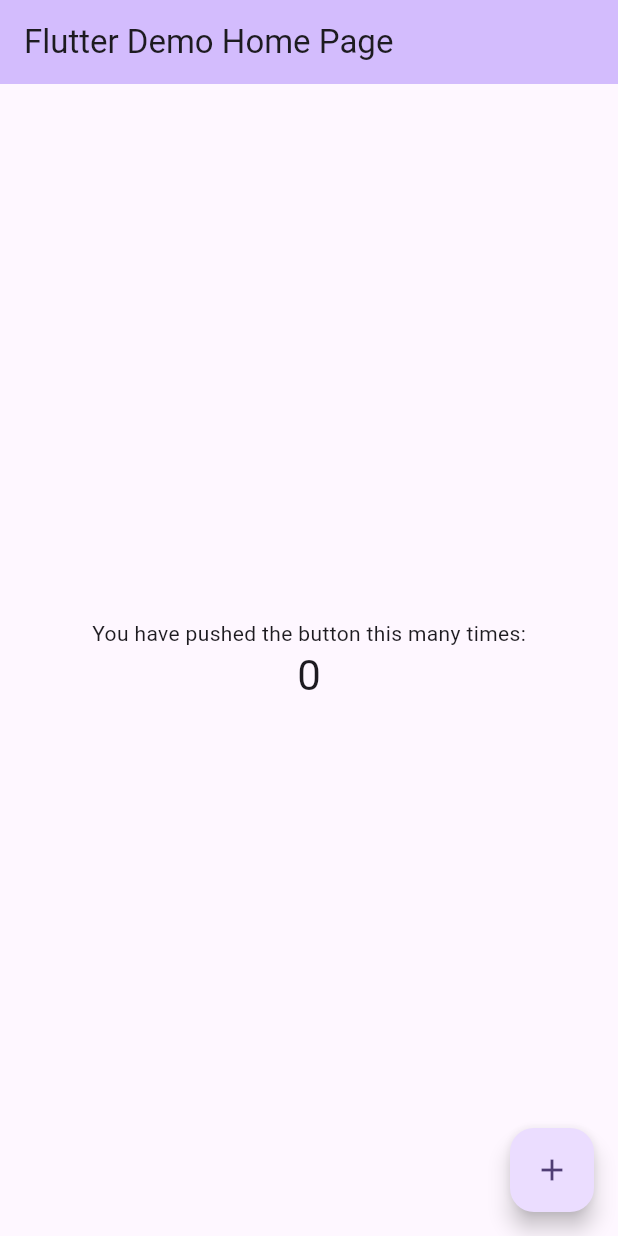
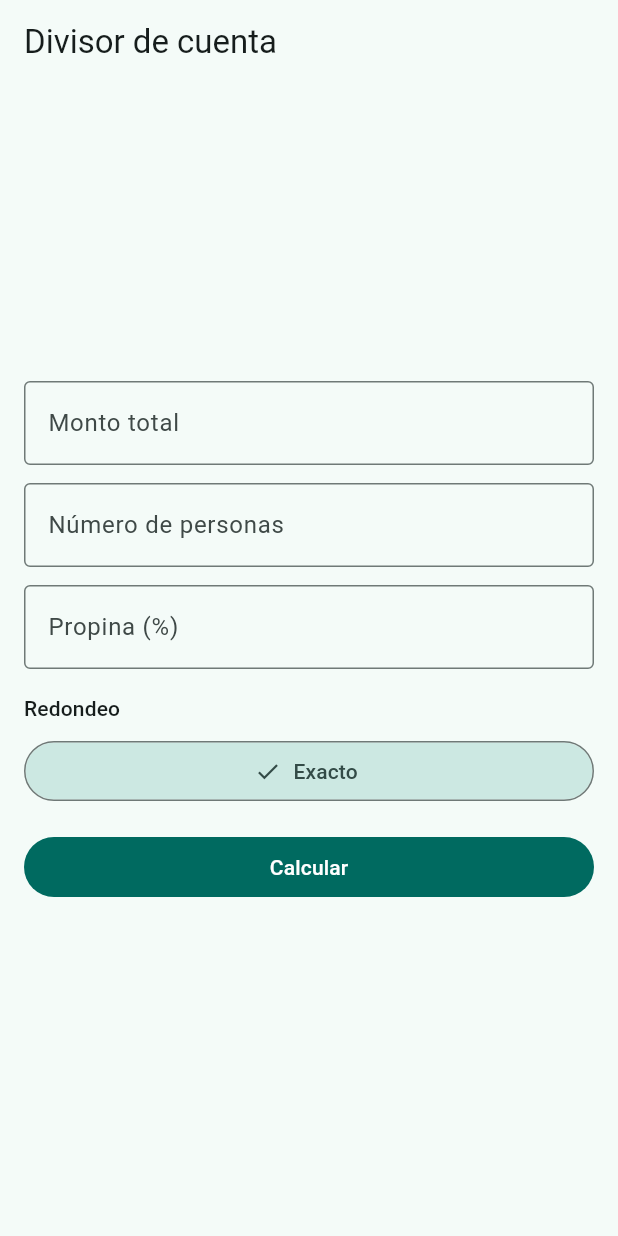
Before and after one commit to MarinoCobo/divisor-cuenta, a Flutter app: the screen it shows after launch, on a phone screen of 412 x 824 dp. Run offline on Flutter 3.47's test engine with Material 3 defaults, Android fonts, the phone set to English and light mode, and no system bars.

Commit message:
implement US1: calcular cuanto paga cada persona (T008-T013)
Co-Authored-By: Claude Opus 5.5 <noreply@anthropic.com>

```diff
--- /dev/null
+++ b/lib/data/redondeo_exacto.dart
@@ -0,0 +1,24 @@
+import 'package:divisor_cuenta/domain/estrategia_redondeo.dart';
+
+/// Redondea el monto por persona al centavo más cercano (mitad hacia arriba).
+///
+/// Existe porque es el modo de redondeo por defecto de la app: 10.00 entre 3
+/// da 3.33. Es una implementación de [EstrategiaRedondeo] que puede sustituir
+/// a cualquier otra sin que el cálculo lo note (LSP).
+class RedondeoExacto implements EstrategiaRedondeo {
+  /// Crea la estrategia. No guarda estado, por eso es `const`.
+  const RedondeoExacto();
+
+  /// Margen que absorbe el ruido de punto flotante: 1.005 se guarda como
+  /// 1.00499999..., y sin este margen bajaría a 1.00 en vez de subir a 1.01.
+  static const double _tolerancia = 1e-6;
+
+  /// Recibe el [montoPorPersona] sin redondear (finito y mayor o igual a 0) y
+  /// devuelve ese monto redondeado al centavo más cercano. Ejemplos:
+  /// 3.3333 → 3.33, 27.5 → 27.5, 1.005 → 1.01.
+  ///
+  /// No lanza errores con entradas válidas.
+  @override
+  double redondear(double montoPorPersona) =>
+      (montoPorPersona * 100 + _tolerancia).round() / 100;
+}
--- /dev/null
+++ b/lib/domain/calcular_division.dart
@@ -0,0 +1,27 @@
+import 'package:divisor_cuenta/domain/cuenta.dart';
+import 'package:divisor_cuenta/domain/estrategia_redondeo.dart';
+import 'package:divisor_cuenta/domain/resultado.dart';
+
+/// Caso de uso: calcula cuánto paga cada persona.
+///
+/// Existe para que la fórmula viva en un solo lugar. Solo calcula: no revisa
+/// la entrada ni le da formato al número (SRP). Tampoco pregunta qué tipo de
+/// estrategia recibe: cualquier [EstrategiaRedondeo] sirve (LSP/OCP).
+class CalcularDivision {
+  /// Crea el caso de uso. No guarda estado, por eso es `const`.
+  const CalcularDivision();
+
+  /// Recibe una [cuenta] ya revisada por `ValidarEntrada` y la [estrategia]
+  /// de redondeo elegida, y devuelve el [Resultado] con el monto por persona:
+  /// `monto × (100 + propina) / (100 × personas)`, redondeado por la
+  /// estrategia. Multiplica antes de dividir para no arrastrar el error de
+  /// representar 1.1 en binario.
+  ///
+  /// No lanza errores con una cuenta válida. Con 0 personas el resultado no
+  /// tiene sentido; por eso la cuenta debe venir revisada.
+  Resultado calcular(Cuenta cuenta, EstrategiaRedondeo estrategia) {
+    final montoSinRedondear =
+        cuenta.monto * (100 + cuenta.propina) / (100 * cuenta.personas);
+    return Resultado(estrategia.redondear(montoSinRedondear));
+  }
+}
--- a/lib/main.dart
+++ b/lib/main.dart
@@ -1,122 +1,28 @@
+import 'package:divisor_cuenta/data/redondeo_exacto.dart';
+import 'package:divisor_cuenta/domain/calcular_division.dart';
+import 'package:divisor_cuenta/presentation/divisor_controller.dart';
+import 'package:divisor_cuenta/presentation/formateador_moneda.dart';
+import 'package:divisor_cuenta/presentation/pantalla_divisor.dart';
 import 'package:flutter/material.dart';
 
+/// Arma el [DivisorController] con todas sus piezas concretas.
+///
+/// Este archivo es el ÚNICO lugar donde se crean implementaciones concretas
+/// (constitución II). Para agregar un modo de redondeo nuevo se crea su clase
+/// y se agrega una línea al mapa de estrategias; nada más cambia (OCP).
+DivisorController crearControlador() => DivisorController(
+  calcularDivision: const CalcularDivision(),
+  formateador: const FormateadorMoneda(),
+  estrategias: const {'Exacto': RedondeoExacto()},
+);
+
+/// Punto de entrada: arranca la app con la pantalla del divisor.
 void main() {
-  runApp(const MyApp());
+  runApp(
+    MaterialApp(
+      title: 'Divisor de cuenta',
+      theme: ThemeData(colorSchemeSeed: Colors.teal),
+      home: PantallaDivisor(controlador: crearControlador()),
+    ),
+  );
 }
-
-class MyApp extends StatelessWidget {
-  const MyApp({super.key});
-
-  // This widget is the root of your application.
-  @override
-  Widget build(BuildContext context) {
-    return MaterialApp(
-      title: 'Flutter Demo',
-      theme: ThemeData(
-        // This is the theme of your application.
-        //
-        // TRY THIS: Try running your application with "flutter run". You'll see
-        // the application has a purple toolbar. Then, without quitting the app,
-        // try changing the seedColor in the colorScheme below to Colors.green
-        // and then invoke "hot reload" (save your changes or press the "hot
-        // reload" button in a Flutter-supported IDE, or press "r" if you used
-        // the command line to start the app).
-        //
-        // Notice that the counter didn't reset back to zero; the application
-        // state is not lost during the reload. To reset the state, use hot
-        // restart instead.
-        //
-        // This works for code too, not just values: Most code changes can be
-        // tested with just a hot reload.
-        colorScheme: .fromSeed(seedColor: Colors.deepPurple),
-      ),
-      home: const MyHomePage(title: 'Flutter Demo Home Page'),
-    );
-  }
-}
-
-class MyHomePage extends StatefulWidget {
-  const MyHomePage({super.key, required this.title});
-
-  // This widget is the home page of your application. It is stateful, meaning
-  // that it has a State object (defined below) that contains fields that affect
-  // how it looks.
-
-  // This class is the configuration for the state. It holds the values (in this
-  // case the title) provided by the parent (in this case the App widget) and
-  // used by the build method of the State. Fields in a Widget subclass are
-  // always marked "final".
-
-  final String title;
-
-  @override
-  State<MyHomePage> createState() => _MyHomePageState();
-}
-
-class _MyHomePageState extends State<MyHomePage> {
-  int _counter = 0;
-
-  void _incrementCounter() {
-    setState(() {
-      // This call to setState tells the Flutter framework that something has
-      // changed in this State, which causes it to rerun the build method below
-      // so that the display can reflect the updated values. If we changed
-      // _counter without calling setState(), then the build method would not be
-      // called again, and so nothing would appear to happen.
-      _counter++;
-    });
-  }
-
-  @override
-  Widget build(BuildContext context) {
-    // This method is rerun every time setState is called, for instance as done
-    // by the _incrementCounter method above.
-    //
-    // The Flutter framework has been optimized to make rerunning build methods
-    // fast, so that you can just rebuild anything that needs updating rather
-    // than having to individually change instances of widgets.
-    return Scaffold(
-      appBar: AppBar(
-        // TRY THIS: Try changing the color here to a specific color (to
-        // Colors.amber, perhaps?) and trigger a hot reload to see the AppBar
-        // change color while the other colors stay the same.
-        backgroundColor: Theme.of(context).colorScheme.inversePrimary,
-        // Here we take the value from the MyHomePage object that was created by
-        // the App.build method, and use it to set our appbar title.
-        title: Text(widget.title),
-      ),
-      body: Center(
-        // Center is a layout widget. It takes a single child and positions it
-        // in the middle of the parent.
-        child: Column(
-          // Column is also a layout widget. It takes a list of children and
-          // arranges them vertically. By default, it sizes itself to fit its
-          // children horizontally, and tries to be as tall as its parent.
-          //
-          // Column has various properties to control how it sizes itself and
-          // how it positions its children. Here we use mainAxisAlignment to
-          // center the children vertically; the main axis here is the vertical
-          // axis because Columns are vertical (the cross axis would be
-          // horizontal).
-          //
-          // TRY THIS: Invoke "debug painting" (choose the "Toggle Debug Paint"
-          // action in the IDE, or press "p" in the console), to see the
-          // wireframe for each widget.
-          mainAxisAlignment: .center,
-          children: [
-            const Text('You have pushed the button this many times:'),
-            Text(
-              '$_counter',
-              style: Theme.of(context).textTheme.headlineMedium,
-            ),
-          ],
-        ),
-      ),
-      floatingActionButton: FloatingActionButton(
-        onPressed: _incrementCounter,
-        tooltip: 'Increment',
-        child: const Icon(Icons.add),
-      ),
-    );
-  }
-}
--- /dev/null
+++ b/lib/presentation/divisor_controller.dart
@@ -0,0 +1,104 @@
+import 'package:divisor_cuenta/domain/calcular_division.dart';
+import 'package:divisor_cuenta/domain/cuenta.dart';
+import 'package:divisor_cuenta/domain/estrategia_redondeo.dart';
+import 'package:divisor_cuenta/presentation/formateador_moneda.dart';
+
+/// Coordina la pantalla: lee lo que escribió el usuario, pide el cálculo y
+/// guarda lo que hay que mostrar.
+///
+/// Existe para que la pantalla solo dibuje. Recibe todas sus dependencias por
+/// el constructor (DIP): no crea ninguna estrategia concreta, solo conoce la
+/// interfaz [EstrategiaRedondeo]. Es Dart puro, así que se puede probar sin
+/// widgets.
+class DivisorController {
+  /// Recibe el caso de uso [calcularDivision], el [formateador] del resultado
+  /// y las [estrategias] de redondeo con el nombre que ve el usuario. El
+  /// primer modo del mapa es el modo inicial.
+  ///
+  /// Lanza [ArgumentError] si [estrategias] está vacío.
+  ///
+  /// Los parámetros `this._algo` son parámetros nombrados privados: quien
+  /// llama escribe `calcularDivision:` y el valor se guarda directo en el
+  /// campo privado `_calcularDivision`.
+  DivisorController({
+    required this._calcularDivision,
+    required this._formateador,
+    required Map<String, EstrategiaRedondeo> estrategias,
+  }) : _estrategias = Map.unmodifiable(estrategias),
+       _modoSeleccionado = _primerModo(estrategias);
+
+  final CalcularDivision _calcularDivision;
+  final FormateadorMoneda _formateador;
+  final Map<String, EstrategiaRedondeo> _estrategias;
+  String _modoSeleccionado;
+  String? _resultado;
+
+  /// Nombres de los modos de redondeo, en el orden en que se registraron.
+  List<String> get modos => _estrategias.keys.toList();
+
+  /// Nombre del modo de redondeo elegido.
+  String get modoSeleccionado => _modoSeleccionado;
+
+  /// Monto por persona ya formateado ("27.50"), o `null` si no hay nada que
+  /// mostrar.
+  String? get resultado => _resultado;
+
+  /// Cambia el modo de redondeo a [modo] y borra el resultado anterior, que ya
+  /// no corresponde al modo nuevo.
+  ///
+  /// Lanza [ArgumentError] si [modo] no es uno de [modos].
+  void seleccionarModo(String modo) {
+    if (!_estrategias.containsKey(modo)) {
+      throw ArgumentError.value(modo, 'modo', 'Modo de redondeo desconocido');
+    }
+    _modoSeleccionado = modo;
+    limpiar();
+  }
+
+  /// Recibe el texto de los tres campos ([monto], [personas] y [propina]),
+  /// lo convierte a números y guarda en [resultado] cuánto paga cada persona.
+  ///
+  /// No lanza errores.
+  void calcular({
+    required String monto,
+    required String personas,
+    required String propina,
+  }) {
+    final cuenta = Cuenta(
+      monto: _leerDecimal(monto, siEstaVacio: double.nan),
+      personas: int.tryParse(personas.trim()) ?? 0,
+      propina: _leerDecimal(propina, siEstaVacio: 0),
+    );
+    final estrategia = _estrategias[_modoSeleccionado]!;
+    final calculado = _calcularDivision.calcular(cuenta, estrategia);
+    _resultado = _formateador.formatear(calculado.montoPorPersona);
+  }
+
+  /// Borra lo que se esté mostrando. Se llama cuando el usuario cambia una
+  /// entrada, para no dejar en pantalla un resultado que ya no corresponde.
+  void limpiar() {
+    _resultado = null;
+  }
+
+  /// Convierte el [texto] de un campo en número. Acepta coma o punto como
+  /// separador decimal. Devuelve [siEstaVacio] si el campo está vacío y
+  /// `double.nan` si el texto no es un número.
+  static double _leerDecimal(String texto, {required double siEstaVacio}) {
+    final normalizado = texto.trim().replaceAll(',', '.');
+    if (normalizado.isEmpty) return siEstaVacio;
+    return double.tryParse(normalizado) ?? double.nan;
+  }
+
+  /// Devuelve el primer modo de [estrategias]. Lanza [ArgumentError] si está
+  /// vacío, porque la pantalla necesita al menos un modo.
+  static String _primerModo(Map<String, EstrategiaRedondeo> estrategias) {
+    if (estrategias.isEmpty) {
+      throw ArgumentError.value(
+        estrategias,
+        'estrategias',
+        'Debe registrarse al menos un modo de redondeo',
+      );
+    }
+    return estrategias.keys.first;
+  }
+}
--- /dev/null
+++ b/lib/presentation/formateador_moneda.dart
@@ -0,0 +1,14 @@
+/// Convierte un monto en el texto que se muestra en pantalla.
+///
+/// Existe para que el formato viva en un solo lugar y el cálculo no tenga que
+/// saber cómo se ve el número (SRP).
+class FormateadorMoneda {
+  /// Crea el formateador. No guarda estado, por eso es `const`.
+  const FormateadorMoneda();
+
+  /// Recibe un [monto] finito y devuelve el texto con exactamente dos
+  /// decimales y punto decimal, sin símbolo de moneda: 27.5 → "27.50".
+  ///
+  /// No lanza errores.
+  String formatear(double monto) => monto.toStringAsFixed(2);
+}
--- /dev/null
+++ b/lib/presentation/pantalla_divisor.dart
@@ -0,0 +1,139 @@
+import 'package:divisor_cuenta/presentation/divisor_controller.dart';
+import 'package:flutter/material.dart';
+
+/// La única pantalla de la app: tres campos, el modo de redondeo, el botón
+/// "Calcular" y el resultado.
+///
+/// Existe solo para dibujar. Toda decisión (qué calcular, qué mostrar) la toma
+/// el [DivisorController] que recibe por el constructor.
+class PantallaDivisor extends StatefulWidget {
+  /// Crea la pantalla con su [controlador], que llega armado desde `main.dart`.
+  const PantallaDivisor({super.key, required this.controlador});
+
+  /// Controlador que guarda el estado y coordina el cálculo.
+  final DivisorController controlador;
+
+  @override
+  State<PantallaDivisor> createState() => _PantallaDivisorState();
+}
+
+class _PantallaDivisorState extends State<PantallaDivisor> {
+  final _monto = TextEditingController();
+  final _personas = TextEditingController();
+  final _propina = TextEditingController();
+
+  DivisorController get _controlador => widget.controlador;
+
+  @override
+  void dispose() {
+    _monto.dispose();
+    _personas.dispose();
+    _propina.dispose();
+    super.dispose();
+  }
+
+  void _calcular() {
+    setState(() {
+      _controlador.calcular(
+        monto: _monto.text,
+        personas: _personas.text,
+        propina: _propina.text,
+      );
+    });
+  }
+
+  @override
+  Widget build(BuildContext context) {
+    final tema = Theme.of(context);
+    final resultado = _controlador.resultado;
+
+    return Scaffold(
+      appBar: AppBar(title: const Text('Divisor de cuenta')),
+      body: SafeArea(
+        child: Center(
+          child: ConstrainedBox(
+            constraints: const BoxConstraints(maxWidth: 480),
+            child: SingleChildScrollView(
+              padding: const EdgeInsets.all(16),
+              child: Column(
+                crossAxisAlignment: CrossAxisAlignment.stretch,
+                children: [
+                  TextField(
+                    key: const Key('campoMonto'),
+                    controller: _monto,
+                    keyboardType: const TextInputType.numberWithOptions(
+                      decimal: true,
+                    ),
+                    decoration: const InputDecoration(
+                      labelText: 'Monto total',
+                      border: OutlineInputBorder(),
+                    ),
+                  ),
+                  const SizedBox(height: 12),
+                  TextField(
+                    key: const Key('campoPersonas'),
+                    controller: _personas,
+                    keyboardType: TextInputType.number,
+                    decoration: const InputDecoration(
+                      labelText: 'Número de personas',
+                      border: OutlineInputBorder(),
+                    ),
+                  ),
+                  const SizedBox(height: 12),
+                  TextField(
+                    key: const Key('campoPropina'),
+                    controller: _propina,
+                    keyboardType: const TextInputType.numberWithOptions(
+                      decimal: true,
+                    ),
+                    decoration: const InputDecoration(
+                      labelText: 'Propina (%)',
+                      hintText: '0',
+                      border: OutlineInputBorder(),
+                    ),
+                  ),
+                  const SizedBox(height: 16),
+                  Text('Redondeo', style: tema.textTheme.labelLarge),
+                  const SizedBox(height: 8),
+                  SegmentedButton<String>(
+                    key: const Key('selectorModo'),
+                    segments: [
+                      for (final modo in _controlador.modos)
+                        ButtonSegment(value: modo, label: Text(modo)),
+                    ],
+                    selected: {_controlador.modoSeleccionado},
+                    onSelectionChanged: (seleccion) {
+                      setState(
+                        () => _controlador.seleccionarModo(seleccion.first),
+                      );
+                    },
+                  ),
+                  const SizedBox(height: 16),
+                  FilledButton(
+                    key: const Key('botonCalcular'),
+                    onPressed: _calcular,
+                    child: const Text('Calcular'),
+                  ),
+                  const SizedBox(height: 24),
+                  if (resultado != null) ...[
+                    Text(
+                      'Cada persona paga',
+                      textAlign: TextAlign.center,
+                      style: tema.textTheme.titleMedium,
+                    ),
+                    Text(
+                      resultado,
+                      key: const Key('resultado'),
+                      textAlign: TextAlign.center,
+                      style: tema.textTheme.displaySmall,
+                    ),
+                  ],
+                ],
+              ),
+            ),
+          ),
+        ),
+      ),
+    );
+  }
+}
```
Also changed, not shown: 1 other file.
